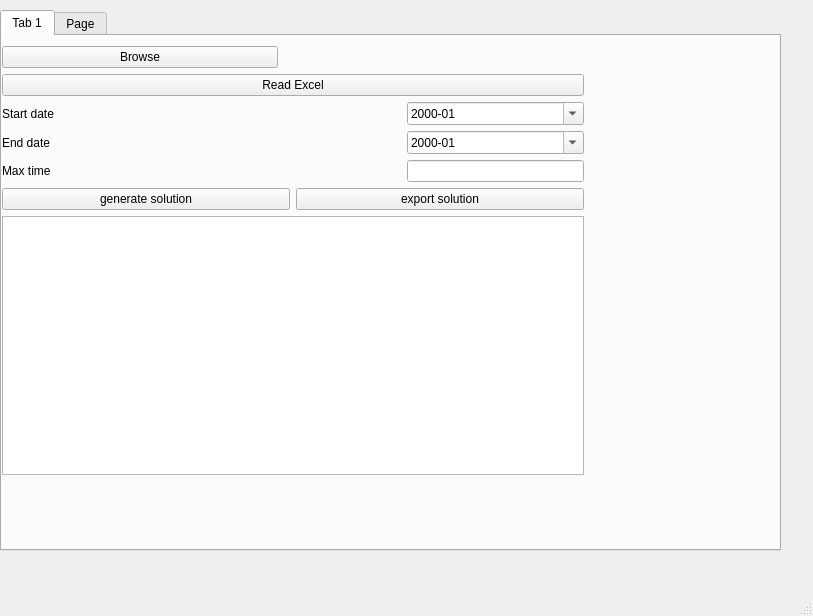
First picture: the form in python/desktop_app/gui.ui, repository pchtsp/optima, before the edit.
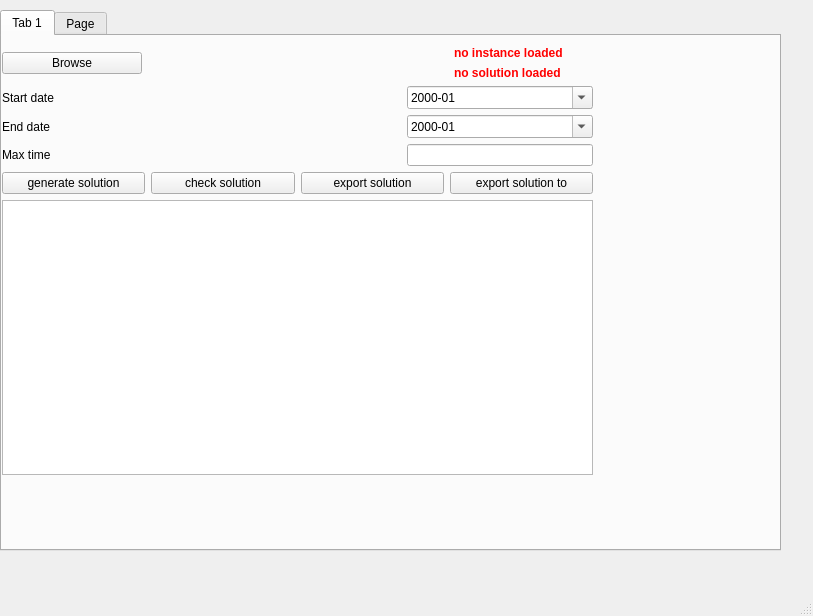
Second picture: the form after the edit.

Commit message: updated gui with more options. Still incomplete and malfunctioning.

```diff
--- a/python/desktop_app/gui.ui
+++ b/python/desktop_app/gui.ui
@@ -35,7 +35,7 @@
        <rect>
         <x>0</x>
         <y>10</y>
-        <width>582</width>
+        <width>591</width>
         <height>429</height>
        </rect>
       </property>
@@ -74,18 +74,47 @@
            </property>
           </widget>
          </item>
+         <item>
+          <layout class="QVBoxLayout" name="verticalLayout_2">
+           <item>
+            <widget class="QLabel" name="instCheck">
+             <property name="font">
+              <font>
+               <weight>75</weight>
+               <bold>true</bold>
+              </font>
+             </property>
+             <property name="styleSheet">
+              <string notr="true">QLabel { color : red; }</string>
+             </property>
+             <property name="text">
+              <string>no instance loaded</string>
+             </property>
+             <property name="textFormat">
+              <enum>Qt::AutoText</enum>
+             </property>
+            </widget>
+           </item>
+           <item>
+            <widget class="QLabel" name="solCheck">
+             <property name="font">
+              <font>
+               <weight>75</weight>
+               <bold>true</bold>
+              </font>
+             </property>
+             <property name="styleSheet">
+              <string notr="true">QLabel { color : red; }</string>
+             </property>
+             <property name="text">
+              <string>no solution loaded</string>
+             </property>
+            </widget>
+           </item>
+          </layout>
+         </item>
         </layout>
        </item>
-       <item>
-        <widget class="QPushButton" name="readExcel">
-         <property name="text">
-          <string>Read Excel</string>
-         </property>
-         <property name="default">
-          <bool>false</bool>
-         </property>
-        </widget>
-       </item>
        <item>
         <layout class="QGridLayout" name="gridLayout">
          <property name="sizeConstraint">
@@ -172,7 +201,14 @@
           </widget>
          </item>
          <item>
-          <widget class="QPushButton" name="generateSolution_2">
+          <widget class="QPushButton" name="checkSolution">
+           <property name="text">
+            <string>check solution</string>
+           </property>
+          </widget>
+         </item>
+         <item>
+          <widget class="QPushButton" name="exportSolution">
            <property name="text">
             <string>export solution</string>
            </property>
@@ -181,6 +217,16 @@
            </property>
           </widget>
          </item>
+         <item>
+          <widget class="QPushButton" name="exportSolution_to">
+           <property name="text">
+            <string>export solution to</string>
+           </property>
+           <property name="default">
+            <bool>false</bool>
+           </property>
+          </widget>
+         </item>
         </layout>
        </item>
        <item>
```
Left out of the diff: 2 changed lines with no effect on the pictures. The commit also changes 4 other files.
